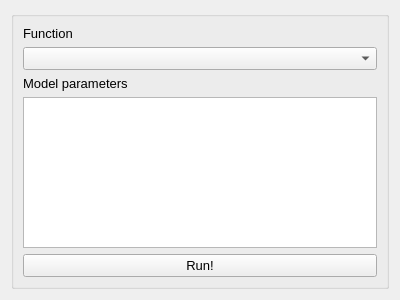
Before: the Qt Designer form qaequilibrae/modules/project_procedures/forms/ui_run_module.ui in AequilibraE/qaequilibrae, drawn with Qt 5.
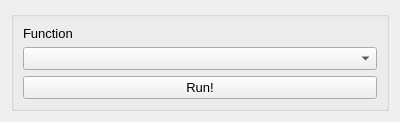
After: the same form once the commit is applied.

What changed in the file:
```diff
--- a/qaequilibrae/modules/project_procedures/forms/ui_run_module.ui
+++ b/qaequilibrae/modules/project_procedures/forms/ui_run_module.ui
@@ -7,7 +7,7 @@
     <x>0</x>
     <y>0</y>
     <width>400</width>
-    <height>300</height>
+    <height>112</height>
    </rect>
   </property>
   <property name="windowTitle">
@@ -33,17 +33,7 @@
        <widget class="QComboBox" name="comboBox"/>
       </item>
       <item>
-       <widget class="QLabel" name="label_2">
-        <property name="text">
-         <string>Model parameters</string>
-        </property>
-       </widget>
-      </item>
-      <item>
-       <widget class="QTextEdit" name="textEdit"/>
-      </item>
-      <item>
-       <widget class="QPushButton" name="pushButton">
+       <widget class="QPushButton" name="but_run">
         <property name="text">
          <string>Run!</string>
         </property>
```
Left out of the diff: 2 changed lines with no effect on the pictures.
